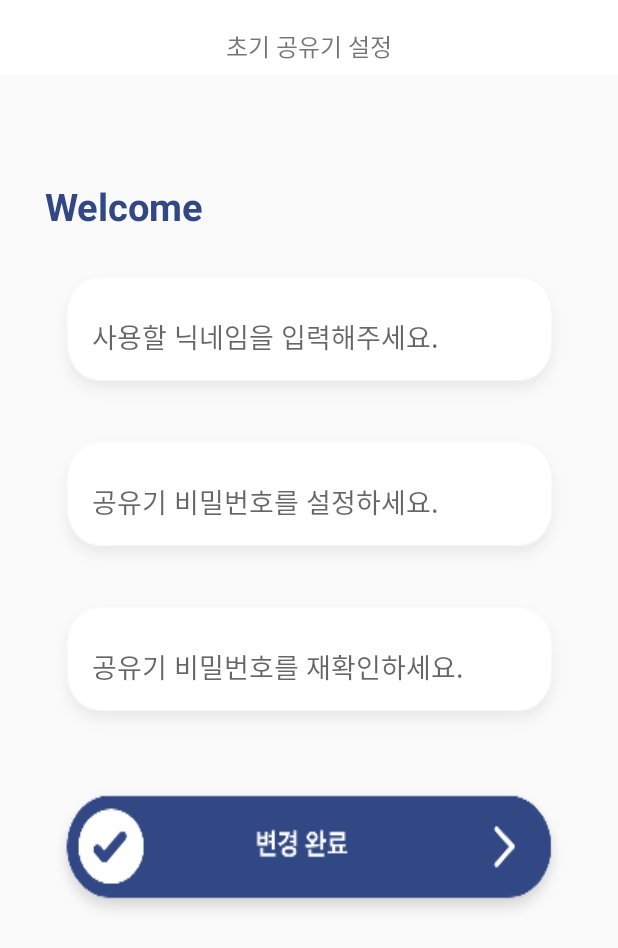
After one commit to 2020-Fido-Awsome/Awsome-Android, an Android app: the StoreActivity screen opened directly, with no data from a screen before it, on a phone screen of 412 x 824 dp. The commit adds this screen. Shown: the top 948 px of the screen. Run offline under Robolectric (Android 15) with nearby library versions, the phone set to English and light mode, and no system bars.

Commit message:
<StoreActivity> 생성 -회원정보 및 공유기 비밀번호 최초 등록 페이지

```diff
--- a/app/src/main/AndroidManifest.xml
+++ b/app/src/main/AndroidManifest.xml
@@ -26,6 +26,7 @@
         <activity android:name=".SignActivity" />
         <activity android:name=".CreateActivity" />
         <activity android:name=".AuthnActivity" />
+        <activity android:name=".StoreActivity" />
         <activity android:name=".ResistActivity" />
         <activity android:name=".activity_admin.AdminActivity" />
         <activity android:name=".SecurityActivity" />
--- a/app/src/main/java/com/entersekt/fido2/ResistActivity.kt
+++ b/app/src/main/java/com/entersekt/fido2/ResistActivity.kt
@@ -175,7 +175,7 @@ class ResistActivity : AppCompatActivity() {
 
         resultText.text = registerFido2Result
         Toast.makeText(this, "회원가입 성공했습니다", Toast.LENGTH_LONG).show()
-        var intent = Intent(this, AuthnActivity::class.java);
+        var intent = Intent(this, StoreActivity::class.java);
 
         intent.addFlags(Intent.FLAG_ACTIVITY_CLEAR_TASK);
         intent.addFlags(Intent.FLAG_ACTIVITY_NEW_TASK);
--- /dev/null
+++ b/app/src/main/java/com/entersekt/fido2/StoreActivity.kt
@@ -0,0 +1,48 @@
+package com.entersekt.fido2
+
+import android.content.Context
+import android.content.Intent
+import android.os.Bundle
+import android.view.inputmethod.InputMethodManager
+import android.widget.Toast
+import androidx.appcompat.app.AppCompatActivity
+import kotlinx.android.synthetic.main.activity_host.btn_back
+import kotlinx.android.synthetic.main.activity_revise.*
+import kotlinx.android.synthetic.main.activity_store.*
+
+class StoreActivity : AppCompatActivity() {
+
+
+    override fun onCreate(savedInstanceState: Bundle?) {
+        super.onCreate(savedInstanceState)
+        setContentView(R.layout.activity_store)
+
+//        val inputMethodManager = getSystemService(Context.INPUT_METHOD_SERVICE) as InputMethodManager
+
+
+
+        btn_put.setOnClickListener {
+            if(text_defaultUserName.text.isNullOrBlank() || txt_defaultpwd.text.isNullOrBlank() || txt_ckpwd.text.isNullOrBlank()){
+                Toast.makeText(this, "닉네임과 비밀번호가 입력되었는지 확인해주세요.", Toast.LENGTH_SHORT).show()
+            }
+            else{
+                if(txt_defaultpwd.text.toString().equals(txt_ckpwd.text.toString())){
+//                    inputMethodManager.hideSoftInputFromWindow(txt_ckpwd.getWindowToken(), 0);
+
+//                    txt_userName.setText(txt_newUserName.text)
+//                    Toast.makeText(this, "변경 완료", Toast.LENGTH_SHORT).show()
+//                    txt_newUserName.setText("")
+//                    txt_pwd.setText("")
+//                    txt_repwd.setText("")
+
+                    val intent = Intent(this, AuthnActivity::class.java)
+                    startActivity(intent)
+                    finish()
+
+                }else{
+                    Toast.makeText(this, "비밀번호가 일치하지 않습니다.", Toast.LENGTH_SHORT).show()
+                }
+            }
+        }
+    }
+}
--- /dev/null
+++ b/app/src/main/res/layout/activity_store.xml
@@ -0,0 +1,106 @@
+<?xml version="1.0" encoding="utf-8"?>
+<androidx.constraintlayout.widget.ConstraintLayout xmlns:android="http://schemas.android.com/apk/res/android"
+    xmlns:app="http://schemas.android.com/apk/res-auto"
+    xmlns:tools="http://schemas.android.com/tools"
+    android:layout_width="match_parent"
+    android:layout_height="match_parent"
+    tools:context=".InformationActivity">
+
+    <Button
+        android:id="@+id/btn_put"
+        android:layout_width="350dp"
+        android:layout_height="100dp"
+        android:layout_marginStart="80dp"
+        android:layout_marginTop="25dp"
+        android:layout_marginEnd="80dp"
+        android:stateListAnimator="@null"
+        android:background="@drawable/done_btn"
+        app:layout_constraintEnd_toEndOf="parent"
+        app:layout_constraintStart_toStartOf="parent"
+        app:layout_constraintTop_toBottomOf="@+id/txt_ckpwd" />
+
+    <EditText
+        android:id="@+id/txt_ckpwd"
+        android:layout_width="350dp"
+        android:layout_height="100dp"
+        android:layout_marginStart="80dp"
+        android:layout_marginTop="10dp"
+        android:layout_marginEnd="80dp"
+        android:background="@drawable/input_box"
+        android:ems="10"
+        android:hint="공유기 비밀번호를 재확인하세요."
+        android:paddingLeft="30dp"
+        android:inputType="textPersonName"
+        app:layout_constraintEnd_toEndOf="parent"
+        app:layout_constraintStart_toStartOf="parent"
+        app:layout_constraintTop_toBottomOf="@+id/txt_defaultpwd" />
+
+    <EditText
+        android:id="@+id/txt_defaultpwd"
+        android:layout_width="350dp"
+        android:layout_height="100dp"
+        android:layout_marginStart="80dp"
+        android:layout_marginTop="10dp"
+        android:layout_marginEnd="80dp"
+        android:background="@drawable/input_box"
+        android:ems="10"
+        android:hint="공유기 비밀번호를 설정하세요."
+        android:paddingLeft="30dp"
+        android:inputType="textPersonName"
+        app:layout_constraintEnd_toEndOf="parent"
+        app:layout_constraintStart_toStartOf="parent"
+        app:layout_constraintTop_toBottomOf="@+id/text_defaultUserName" />
+
+    <EditText
+        android:id="@+id/text_defaultUserName"
+        android:layout_width="350dp"
+        android:layout_height="100dp"
+        android:layout_marginStart="80dp"
+        android:layout_marginTop="20dp"
+        android:layout_marginEnd="80dp"
+        android:background="@drawable/input_box"
+        android:ems="10"
+        android:hint="사용할 닉네임을 입력해주세요."
+        android:paddingLeft="30dp"
+        android:inputType="textPersonName"
+        app:layout_constraintEnd_toEndOf="parent"
+        app:layout_constraintStart_toStartOf="parent"
+        app:layout_constraintTop_toBottomOf="@+id/txt_welcome" />
+
+    <TextView
+        android:id="@+id/txt_welcome"
+        android:layout_width="wrap_content"
+        android:layout_height="wrap_content"
+        android:layout_marginStart="30dp"
+        android:layout_marginTop="70dp"
+        android:text="Welcome"
+        android:textColor="@color/colorPrimary"
+        android:textSize="25sp"
+        android:textStyle="bold"
+        app:layout_constraintStart_toStartOf="parent"
+        app:layout_constraintTop_toBottomOf="@+id/main_bar" />
+
+    <androidx.constraintlayout.widget.ConstraintLayout
+        android:id="@+id/main_bar"
+        android:layout_width="match_parent"
+        android:layout_height="50dp"
+        android:background="@color/white"
+        app:layout_constraintEnd_toEndOf="parent"
+        app:layout_constraintStart_toStartOf="parent"
+        app:layout_constraintTop_toTopOf="parent">
+
+        <TextView
+            android:layout_width="wrap_content"
+            android:layout_height="wrap_content"
+            android:gravity="center_horizontal"
+            android:text="초기 공유기 설정"
+            android:textSize="16sp"
+            app:layout_constraintBottom_toBottomOf="parent"
+            app:layout_constraintEnd_toEndOf="parent"
+            app:layout_constraintStart_toStartOf="parent"
+            app:layout_constraintTop_toTopOf="parent"
+            app:layout_constraintVertical_bias="0.727" />
+
+    </androidx.constraintlayout.widget.ConstraintLayout>
+
+</androidx.constraintlayout.widget.ConstraintLayout>
```
